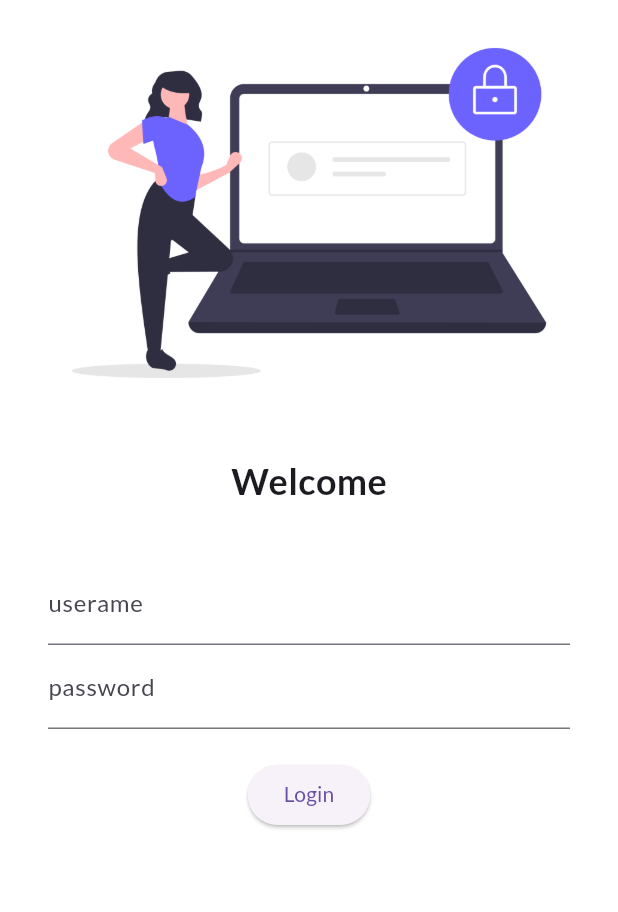
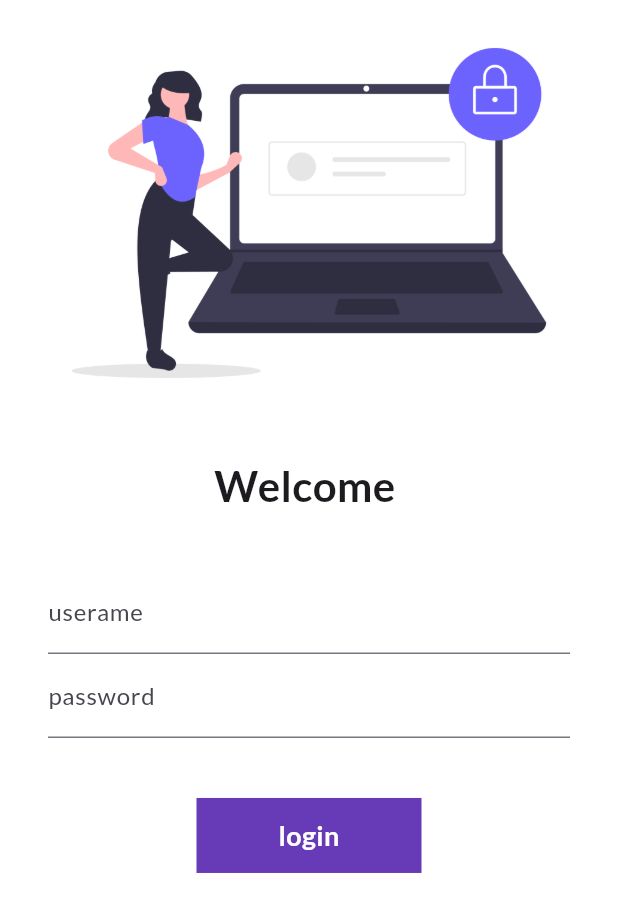
Before and after one commit to Sami0402/30DaysOfFlutter, a Flutter app: the screen it shows after launch, on a phone screen of 412 x 824 dp. Shown: the top 912 px of the screen. Run offline on Flutter 3.47's test engine with Material 3 defaults, Android fonts, the phone set to English and light mode, and no system bars; our stand-ins replace google_fonts.

Commit message:
Day 6 completed

```diff
--- a/lib/main.dart
+++ b/lib/main.dart
@@ -1,5 +1,6 @@
 import 'package:flutter/material.dart';
 import 'package:flutter_demo/pages/login_page.dart';
+import 'package:flutter_demo/utils/routes.dart';
 import 'package:google_fonts/google_fonts.dart';
 import 'pages/home_page.dart';
 
@@ -22,8 +23,8 @@ class MyApp extends StatelessWidget {
       initialRoute: "/",
       routes: {
         "/": (context) => LoginPage(),
-        "/home": (context) => HomePage(),
-        "/login": (context) => LoginPage()
+        MyRoutes.homePage: (context) => HomePage(),
+        MyRoutes.loginRoute: (context) => LoginPage()
       },
     );
   }
--- a/lib/pages/login_page.dart
+++ b/lib/pages/login_page.dart
@@ -1,10 +1,20 @@
 import 'package:flutter/material.dart';
+import 'package:flutter_demo/utils/routes.dart';
 
-class LoginPage extends StatelessWidget {
+class LoginPage extends StatefulWidget {
+  @override
+  State<LoginPage> createState() => _LoginPageState();
+}
+
+class _LoginPageState extends State<LoginPage> {
+  String name = "";
+  bool changeButton = false;
+
   @override
   Widget build(BuildContext context) {
     return Material(
         color: Colors.white,
+        child: SingleChildScrollView(
           child: Column(
             children: [
               Image.asset(
@@ -15,9 +25,9 @@ class LoginPage extends StatelessWidget {
                 height: 20.0,
               ),
               Text(
-              "Welcome",
+                "Welcome $name",
                 style: TextStyle(
-                fontSize: 24,
+                  fontSize: 28,
                   fontWeight: FontWeight.bold,
                 ),
               ),
@@ -25,29 +35,67 @@ class LoginPage extends StatelessWidget {
                 height: 20.0,
               ),
               Padding(
-              padding:
-                  const EdgeInsets.symmetric(vertical: 16.0, horizontal: 32.0),
+                padding: const EdgeInsets.symmetric(
+                    vertical: 16.0, horizontal: 32.0),
                 child: Column(children: [
                   TextFormField(
                     decoration: InputDecoration(
                         hintText: "Enter username", labelText: "userame"),
+                    onChanged: (value) {
+                      name = value;
+                      setState(() {});
+                    },
                   ),
                   TextFormField(
                       obscureText: true,
                       decoration: InputDecoration(
                           hintText: "Enter passsword", labelText: "password")),
                   SizedBox(
-                  height: 20.0,
+                    height: 40.0,
                   ),
-                ElevatedButton(
-                    onPressed: () {
-                      print("Hello Sami");
+                  InkWell(
+                    onTap: () async {
+                      setState(() {
+                        changeButton = true;
+                      });
+
+                      await Future.delayed(Duration(seconds: 1));
+                      Navigator.pushNamed(context, MyRoutes.homePage);
                     },
-                    style: TextButton.styleFrom(),
-                    child: Text("Login"))
+                    child: AnimatedContainer(
+                      duration: Duration(seconds: 1),
+                      width: changeButton ? 50 : 150,
+                      height: 50,
+                      alignment: Alignment.center,
+                      child: changeButton
+                          ? Icon(
+                              Icons.done,
+                              color: Colors.white,
+                            )
+                          : Text(
+                              "login",
+                              style: TextStyle(
+                                fontWeight: FontWeight.bold,
+                                color: Colors.white,
+                                fontSize: 18,
+                              ),
+                            ),
+                      decoration: BoxDecoration(
+                          color: Colors.deepPurple,
+                          borderRadius:
+                              BorderRadius.circular(changeButton ? 50 : 0)),
+                    ),
+                  )
+                  // ElevatedButton(
+                  //     onPressed: () {
+                  //       Navigator.pushNamed(context, MyRoutes.homePage);
+                  //     },
+                  //     style: TextButton.styleFrom(minimumSize: Size(120, 40)),
+                  //     child: Text("Login"))
                 ]),
-            )
+              ),
             ],
+          ),
         ));
   }
 }
--- /dev/null
+++ b/lib/utils/routes.dart
@@ -0,0 +1,4 @@
+class MyRoutes{
+  static String loginRoute = "/login";
+  static String homePage = "/home";
+}
```
Lines whose indentation alone changed are shown as unchanged.
